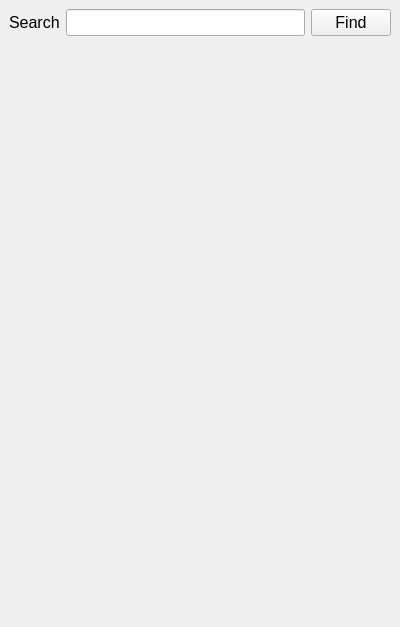
Qt form boardtab.ui (siavash119/qtchan) before a commit.
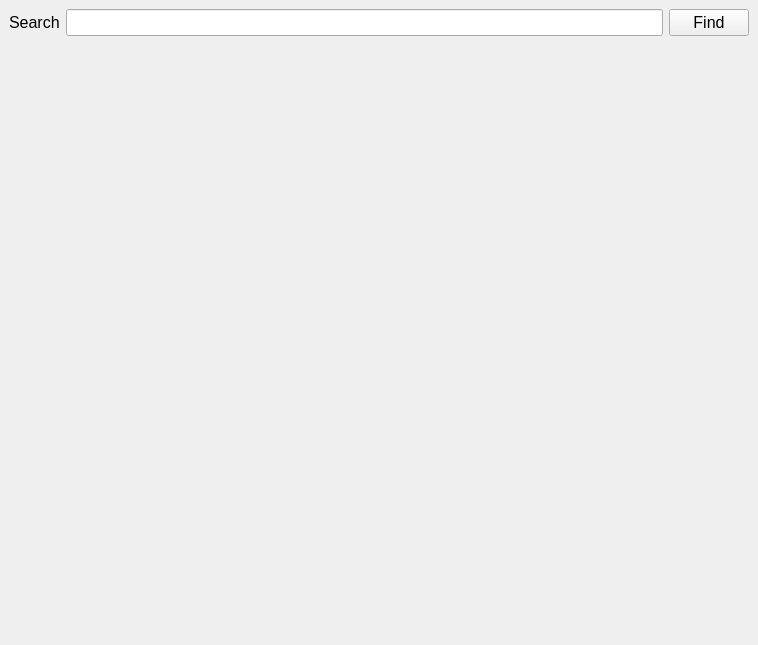
The same form after that commit.

```diff
--- a/boardtab.ui
+++ b/boardtab.ui
@@ -6,8 +6,8 @@
    <rect>
     <x>0</x>
     <y>0</y>
-    <width>400</width>
-    <height>627</height>
+    <width>758</width>
+    <height>645</height>
    </rect>
   </property>
   <property name="sizePolicy">
```
Left out of the diff: 4 changed lines with no effect on the pictures.
